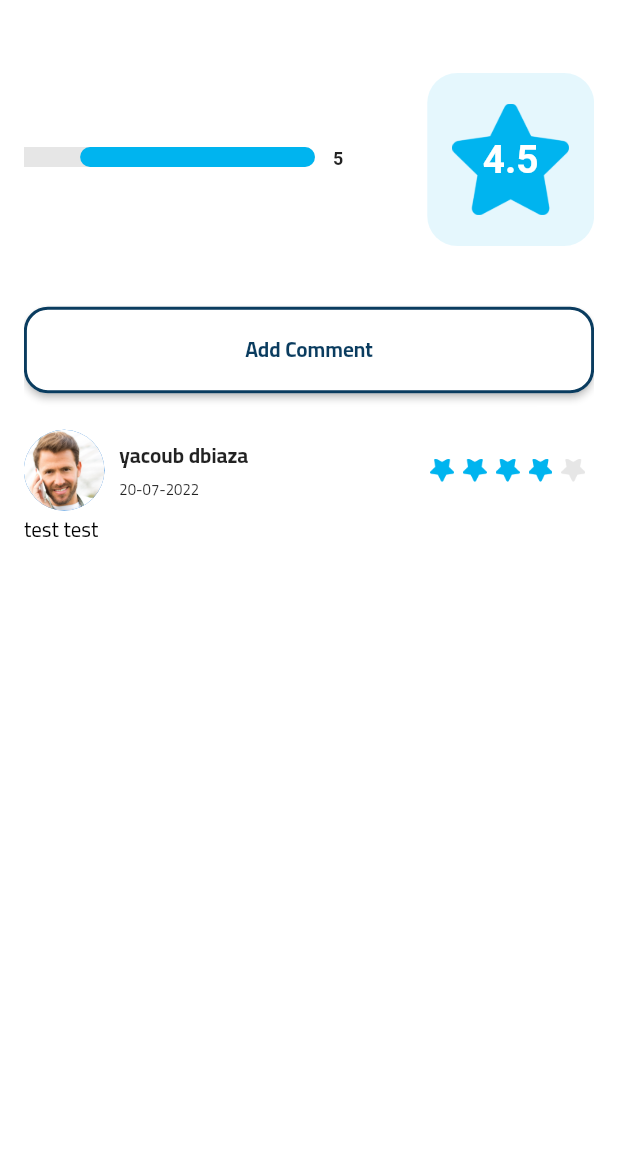
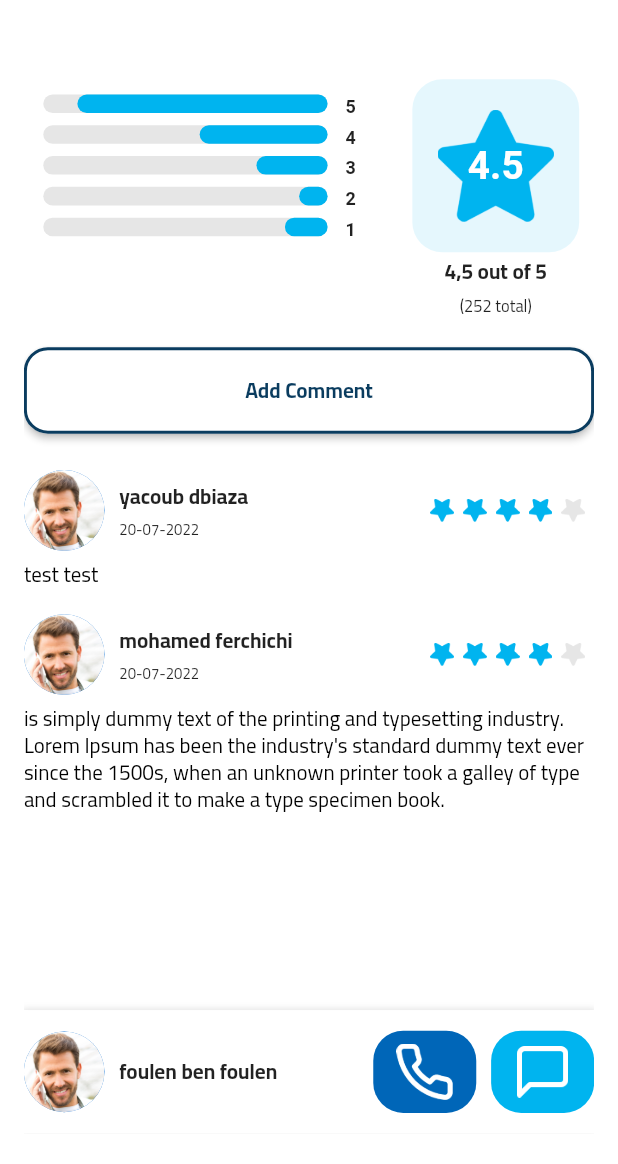
Before and after one commit to fawezz/Wasiet, a Flutter app: the DetailAdView screen opened by its route, tab 2 chosen, scrolled down 354 dp, on a phone screen of 412 x 824 dp, the part 72-1236 px from its top. Run offline on Flutter 3.47's test engine with Material 2 defaults, Android fonts, the phone set to English and light mode, and no system bars; our stand-ins replace flutter_screenutil, fluttertoast, get, hexcolor, image_cropper, image_picker and 1 more; network calls fail.

Commit message:
detailAd interface Design

```diff
--- a/lib/Custom_widgets/RatingAndComment.dart
+++ b/lib/Custom_widgets/RatingAndComment.dart
@@ -14,7 +14,9 @@ class RatingAndComment extends StatelessWidget {
 
   @override
   Widget build(BuildContext context) {
-    return Wrap(
+    return Padding(
+      padding: EdgeInsets.symmetric(vertical: 8.h),
+      child: Wrap(
           children: [
             Row(
               children: [
@@ -43,21 +45,27 @@ class RatingAndComment extends StatelessWidget {
                     ),
                   ],
                 ),
-              Spacer(),
+                const Spacer(),
                 RatingStars(rating: rating),
               ],
             ),
             if(comment.isNotEmpty)...[
-            Text(
+              Padding(
+                padding: EdgeInsets.only(top: 8.h),
+                child: Text(
                   comment,
                   style: TextStyle(
                       color: Colors.black,
                       fontSize: 14.sp,
-                  fontWeight: FontWeight.normal),
+                      fontWeight: FontWeight.normal,
+                      height: 1.3
+                  ),
                   maxLines: 10,
-            )
+                ),
+              ),
             ]
           ],
+      ),
     );
   }
 }
--- a/lib/Custom_widgets/RatingBar.dart
+++ b/lib/Custom_widgets/RatingBar.dart
@@ -6,22 +6,27 @@ import 'package:hexcolor/hexcolor.dart';
 class RatingBar extends StatelessWidget {
    RatingBar({Key? key, required this.percentage, required this.value}) : super(key: key);
 
-  final barWidth = Get.width * 0.5;
+  final barWidth = 0.46.sw;
   final double percentage;
    final int value;
   @override
   Widget build(BuildContext context) {
-    return Row(
+    return Padding(
+      padding: EdgeInsets.symmetric(vertical: 2.h),
+      child: SizedBox(
+        width: 0.55.sw,
+        height: 0.02.sh,
+        child: Row(
           mainAxisAlignment: MainAxisAlignment.start,
           children: [
             SizedBox(
-          width: 0.5.sw,
+              width: barWidth+15.w,
               child: Stack(
                 children: [
                   Positioned(
                     right: 12.w,
                     child: Container(
-                  height: 0.016.sh,
+                      height: 0.015.sh,
                       width: barWidth,
                       decoration: BoxDecoration(
                         color: HexColor("#E6E6E6"),
@@ -32,7 +37,7 @@ class RatingBar extends StatelessWidget {
                   Positioned(
                     right: 12.w,
                     child: Container(
-                  height: 0.016.sh,
+                      height: 0.015.sh,
                       width: barWidth*percentage,
                       decoration: BoxDecoration(
                         color: HexColor("#00B4EF"),
@@ -50,6 +55,8 @@ class RatingBar extends StatelessWidget {
               fontWeight: FontWeight.bold,
             ),),
           ],
+        ),
+      ),
     );
   }
 }
--- a/lib/Views/MyComplaintsView.dart
+++ b/lib/Views/MyComplaintsView.dart
@@ -63,7 +63,7 @@ class MyComplaintsView extends StatelessWidget {
       body: Container(
         height: Get.height * 0.9,
         width: Get.width * 0.92,
-        margin: EdgeInsets.symmetric(vertical: 10, horizontal: 15),
+        margin: EdgeInsets.symmetric(vertical: 10.h, horizontal: 15.w),
         child: Padding(
           padding: EdgeInsets.only(top: 24.sp, left: 8, right: 8),
           child: SizedBox(
@@ -78,7 +78,7 @@ class MyComplaintsView extends StatelessWidget {
                       Get.toNamed('/complaintDetails');
                     },
                     child: Container(
-                      height: Get.height * 0.136,
+                      height: Get.height * 0.14,
                         margin: EdgeInsets.only(top: 8.sp, bottom: 16.sp),
                         padding: EdgeInsets.all(11.sp),
                         decoration: BoxDecoration(
@@ -128,6 +128,7 @@ class MyComplaintsView extends StatelessWidget {
                               4.sp.verticalSpace,
                               Text("2021-07-20",
                                 style: TextStyle(
+                                  fontFamily: 'Roboto',
                                   fontWeight: FontWeight.normal,
                                   fontSize: 10.sp,
                                 ),
--- a/lib/Views/detail_ad_views/DetailAdView.dart
+++ b/lib/Views/detail_ad_views/DetailAdView.dart
@@ -36,26 +36,31 @@ class DetailAdView extends StatelessWidget {
               ),
               actions: [
                 Padding(
-                padding: const EdgeInsets.only(top:8.0, right: 24.0),
+                  padding: const EdgeInsets.only(top: 8.0, right: 24.0),
                   child: Row(
                     mainAxisAlignment: MainAxisAlignment.end,
                     crossAxisAlignment: CrossAxisAlignment.center,
                     children: [
                       IconButton(
-                      icon: Image.asset("assets/icons/share.png",
+                        icon: Image.asset(
+                          "assets/icons/share.png",
                           height: 26.w,
                           width: 26.w,
                         ),
-                      onPressed: () {  },
+                        onPressed: () {},
                       ),
-                    Obx( ()=>
-                        IconButton(
-                          icon:Image.asset(controller.isFavorite.value?"assets/icons/filledHeart.png":"assets/icons/outlineHeart.png",
+                      Obx(
+                        () => IconButton(
+                          icon: Image.asset(
+                            controller.isFavorite.value
+                                ? "assets/icons/filledHeart.png"
+                                : "assets/icons/outlineHeart.png",
                             height: 26.w,
                             width: 26.w,
                           ),
                           onPressed: () {
-                            controller.isFavorite.value = !controller.isFavorite.value;
+                            controller.isFavorite.value =
+                                !controller.isFavorite.value;
                           },
                         ),
                       ),
@@ -67,10 +72,18 @@ class DetailAdView extends StatelessWidget {
             ),
             body: Padding(
               padding: EdgeInsets.symmetric(horizontal: 16.w, vertical: 20.h),
-        child: SingleChildScrollView(
-          child: Column(
-            children: [
-              Column(
+              child: NestedScrollView(
+                physics: const BouncingScrollPhysics(),
+                headerSliverBuilder:
+                    (BuildContext context, bool innerBoxIsScrolled) {
+                  return [
+                    SliverAppBar(
+                      automaticallyImplyLeading: false,
+                      pinned: false,
+                      backgroundColor: Colors.white,
+                      flexibleSpace: FlexibleSpaceBar(
+                        collapseMode: CollapseMode.pin,
+                        background: Column(
                           children: [
                             Stack(
                               children: [
@@ -183,18 +196,26 @@ class DetailAdView extends StatelessWidget {
                                 ),
                               ),
                             ),
-                  SizedBox(
-                    height: 1.sh,
+                          ],
+                        ),
+                      ),
+                      expandedHeight: 0.43.sh,
+                    )
+                  ];
+                },
+                body: Column(
+                  children: [
+                    Flexible(
+                      child: Padding(
+                        padding: EdgeInsets.only(bottom: 24.h),
                         child: TabBarView(
                           physics: const NeverScrollableScrollPhysics(),
                           controller: controller.tabController,
                           children: const [
                             DetailTab(),
                             RatingTab(),
-                      ],
+                          ],),
                       ),
-                  ),
-                ],
                     ),
                     Container(
                       width: 1.sw,
@@ -257,6 +278,7 @@ class DetailAdView extends StatelessWidget {
                 ),
               ),
             ),
-    ));
+        ),
+    );
   }
 }
--- a/lib/Views/detail_ad_views/DetailTab.dart
+++ b/lib/Views/detail_ad_views/DetailTab.dart
@@ -10,13 +10,15 @@ class DetailTab extends StatelessWidget {
 
   @override
   Widget build(BuildContext context) {
-    return Padding(
+    return SingleChildScrollView(
+      physics: const NeverScrollableScrollPhysics(),
+      child: Padding(
         padding: EdgeInsets.only(top:16.h),
         child: Column(
           crossAxisAlignment: CrossAxisAlignment.start,
           children: [
             Text(
-            r"150,000 Rial",
+              "150,000 Rial",
               style: TextStyle(
                 fontWeight: FontWeight.bold,
                 fontSize: 20.sp,
@@ -181,6 +183,7 @@ class DetailTab extends StatelessWidget {
                 function: () => Get.toNamed("/reportPerson"))
           ],
         ),
+      ),
     );
   }
 }
--- a/lib/Views/detail_ad_views/RatingTab.dart
+++ b/lib/Views/detail_ad_views/RatingTab.dart
@@ -10,23 +10,30 @@ class RatingTab extends StatelessWidget {
 
   @override
   Widget build(BuildContext context) {
-    return Column(
+    return SingleChildScrollView(
+      physics: const NeverScrollableScrollPhysics(),
+      child: Column(
         children: [
           Padding(
-          padding: EdgeInsets.symmetric(vertical: 24.0.h),
+            padding: EdgeInsets.only(top: 24.0.h, left: 10.w, right: 10.w),
             child: Row(
+              crossAxisAlignment: CrossAxisAlignment.start,
               mainAxisAlignment: MainAxisAlignment.spaceBetween,
               children: [
+                Padding(
+                  padding: EdgeInsets.only(top: 8.h),
+                  child: Column(
+                    children: [
+                      RatingBar(percentage: 0.88, value: 5),
+                      RatingBar(percentage: 0.45, value: 4),
+                      RatingBar(percentage: 0.25, value: 3),
+                      RatingBar(percentage: 0.1, value: 2),
+                      RatingBar(percentage: 0.15, value: 1),
+                    ]
+                  ),
+                ),
                 Column(
                   children: [
-                  SizedBox(
-                    width: 0.6.sw,
-                    height: 0.02.sh,
-                    child: RatingBar(percentage: 0.76, value: 5)
-                ),
-
-                ]
-              ),
                     Container(
                       height: 0.14.sh,
                       width: 0.27.sw,
@@ -48,6 +55,20 @@ class RatingTab extends StatelessWidget {
                           ),
                         ),
                       ),
+                    ),
+                    Text("4,5 out of 5",
+                      style: TextStyle(
+                        fontSize: 14.sp,
+                        fontWeight: FontWeight.bold,
+                      ),
+                    ),
+                    Text("(252 total)",
+                      style: TextStyle(
+                        fontSize: 11.sp,
+                        fontWeight: FontWeight.normal,
+                      ),
+                    ),
+                  ],
                 )
               ],
             ),
@@ -56,10 +77,21 @@ class RatingTab extends StatelessWidget {
             padding: EdgeInsets.symmetric(vertical: 16.h),
             child: ButtonOutline(text: "Add Comment", width: 88.6.sw, function: (){}),
           ),
-        8.h.verticalSpace,
+          if( true )...[
             const RatingAndComment(comment: "test test ", rating: 4, date: '20-07-2022', name: "yacoub dbiaza", userImage: "assets/icons/seller.jpg",),
+            const RatingAndComment(comment: "is simply dummy text of the printing and typesetting industry. Lorem Ipsum has been the industry's standard dummy text ever since the 1500s, when an unknown printer took a galley of type and scrambled it to make a type specimen book. ", rating: 4, date: '20-07-2022', name: "mohamed ferchichi", userImage: "assets/icons/seller.jpg",),
+          ],
+          if ( true )...[
+            100.h.verticalSpace,
+            const Text("There are no comments on this post yet.",
+            style: TextStyle(
+              fontWeight: FontWeight.w100,
+              fontSize: 16,
+            ),)
+          ]
 
         ],
+      ),
     );
   }
 }
--- a/lib/Views/settings_views/TermsView.dart
+++ b/lib/Views/settings_views/TermsView.dart
@@ -74,6 +74,7 @@ class TermsView extends StatelessWidget {
             backgroundColor: Colors.white,
           ),
           body: SingleChildScrollView(
+            physics: const BouncingScrollPhysics(),
             child: Padding(
               padding: EdgeInsets.all(24.w),
               child: Column(
--- a/lib/main.dart
+++ b/lib/main.dart
@@ -1,7 +1,6 @@
 import 'package:flutter/material.dart';
 import 'package:flutter_screenutil/flutter_screenutil.dart';
 import 'package:get/get.dart';
-import 'package:wasiet/Controllers/MyAdsController.dart';
 import 'package:wasiet/Views/detail_ad_views/DetailAdView.dart';
 import 'package:wasiet/Views/MyAdsView.dart';
 import 'package:wasiet/Views/MyComplaintsView.dart';
```
Lines whose indentation alone changed are shown as unchanged.
